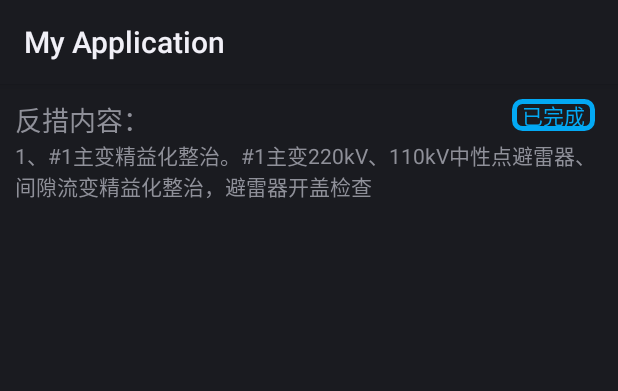
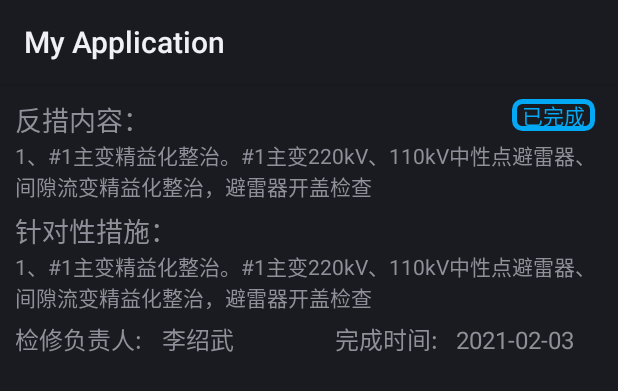
Before and after one commit to soracwh/StationFile, an Android app: the layout measurelayout.xml on its own in the app's theme, with its tools: preview values and no code run, on a phone screen of 412 x 824 dp. Shown: the top 391 px of the screen. Run offline under Robolectric (Android 15) with nearby library versions, the phone set to English and light mode, and no system bars.

Commit message:
V0.0.3.1

```diff
--- a/app/src/main/java/com/example/stationfile/MyDBHelper.java
+++ b/app/src/main/java/com/example/stationfile/MyDBHelper.java
@@ -405,6 +405,9 @@ public class MyDBHelper  extends SQLiteOpenHelper {
             measure.setId(cursor.getInt(0));
             measure.setContent(cursor.getString(1));
             measure.setFlag(cursor.getInt(3));
+            measure.setTarget(cursor.getString(4));
+            measure.setPerson(cursor.getString(5));
+            measure.setDate(cursor.getString(6));
             res.add(measure);
         }
         return res;
--- a/app/src/main/res/layout/measurelayout.xml
+++ b/app/src/main/res/layout/measurelayout.xml
@@ -43,6 +43,63 @@
         android:id="@+id/content"
         android:paddingBottom="5dp">
     </TextView>
+    <TextView
+        android:layout_width="wrap_content"
+        android:layout_height="wrap_content"
+        android:text="针对性措施："
+        android:textSize="18dp">
+    </TextView>
+    <TextView
+        android:layout_width="match_parent"
+        android:layout_height="wrap_content"
+        android:text="1、#1主变精益化整治。#1主变220kV、110kV中性点避雷器、间隙流变精益化整治，避雷器开盖检查"
+        android:id="@+id/target"
+        android:paddingBottom="5dp">
+    </TextView>
+    <LinearLayout
+        android:layout_width="match_parent"
+        android:layout_height="wrap_content"
+        android:orientation="vertical"
+        android:id="@+id/iv">
+        <LinearLayout
+            android:layout_width="match_parent"
+            android:layout_height="wrap_content"
+            android:id="@+id/complete1">
+            <TextView
+                android:layout_width="0dp"
+                android:layout_height="wrap_content"
+                android:layout_weight="1"
+                android:textSize="16dp"
+                android:text="检修负责人:">
+            </TextView>
+            <TextView
+                android:layout_width="0dp"
+                android:layout_height="wrap_content"
+                android:layout_weight="1"
+                android:text="李绍武"
+                android:textSize="16dp"
+                android:id="@+id/person">
+            </TextView>
+
+            <TextView
+                android:layout_width="0dp"
+                android:layout_height="wrap_content"
+                android:layout_weight="1"
+                android:gravity="right"
+                android:textSize="16dp"
+                android:text="完成时间:   "
+                >
+            </TextView>
+            <TextView
+                android:layout_width="0dp"
+                android:layout_height="wrap_content"
+                android:layout_weight="1"
+                android:text="2021-02-03 "
+                android:textSize="16dp"
+                android:id="@+id/date">
+            </TextView>
+        </LinearLayout>
+    </LinearLayout>
 
 
 </LinearLayout>
```
Also changed, not shown: app/src/main/java/com/example/stationfile/adapter/MeasureAdapter.java (+13 -1 lines), app/src/main/java/com/example/stationfile/entity/Measure.java (+28 -0 lines), app/src/main/res/layout/activity_device.xml (+8 -9 lines), app/src/main/assets/electric.db, 1 other file.
